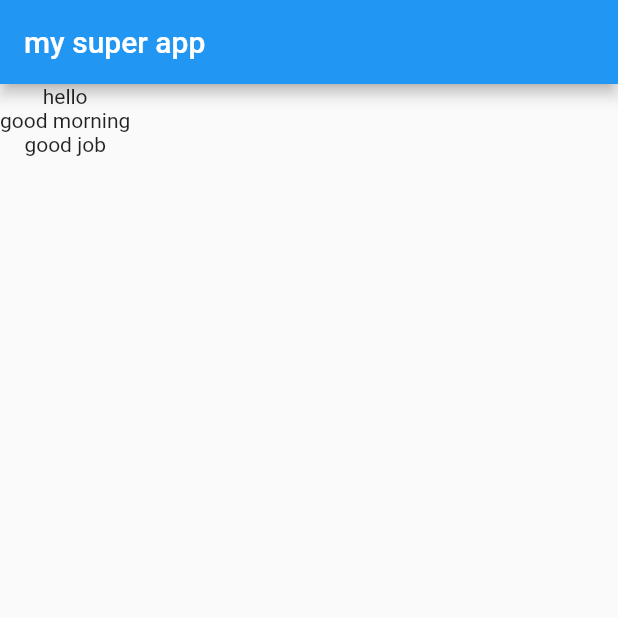
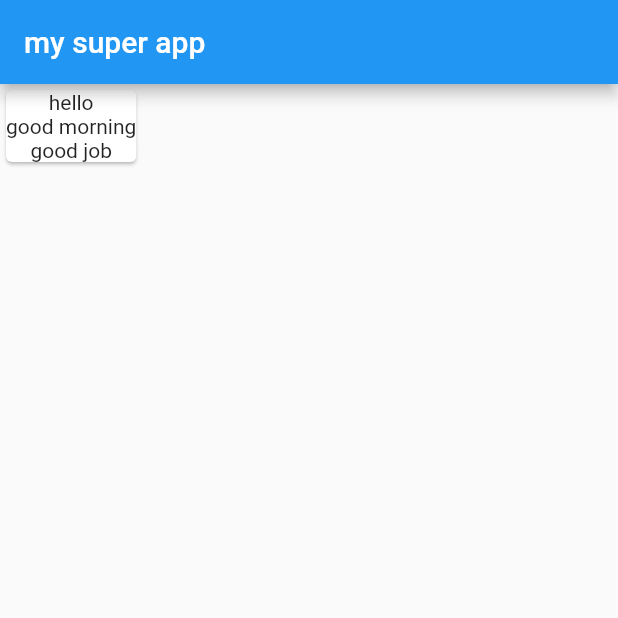
Before and after one commit to khalillakhdhar/statelessdemo, a Flutter app: the screen it shows after launch, on a phone screen of 412 x 824 dp, the top half of it. Run offline on Flutter 3.47's test engine with Material 2 defaults, Android fonts, the light colour scheme and no system bars.

Commit message:
Update main.dart

```diff
--- a/stateless/lib/main.dart
+++ b/stateless/lib/main.dart
@@ -14,16 +14,36 @@ class MystatelessWidget extends StatelessWidget {
       body: new Container(
         child: new Column(
           children: <Widget>[
-            new Text("hello"),
+            /* new Text("hello"),
             new Text("good morning"),
             new Text("good job"),
+            */
+            new MyCard()
           ],
         ),
-
       ),
     );
   }
 }
-class MyCard extends StatelessWidget{
-  MyCard()
+
+class MyCard extends StatelessWidget {
+  MyCard({this.title, this.icon});
+  final Widget title;
+  final Widget icon;
+  @override
+  Widget build(BuildContext context) {
+    return new Container(
+      child: new Card(
+        child: new Container(
+          child: new Column(
+            children: <Widget>[
+              new Text("hello"),
+              new Text("good morning"),
+              new Text("good job"),
+            ],
+          ),
+        ),
+      ),
+    );
+  }
 }
```
